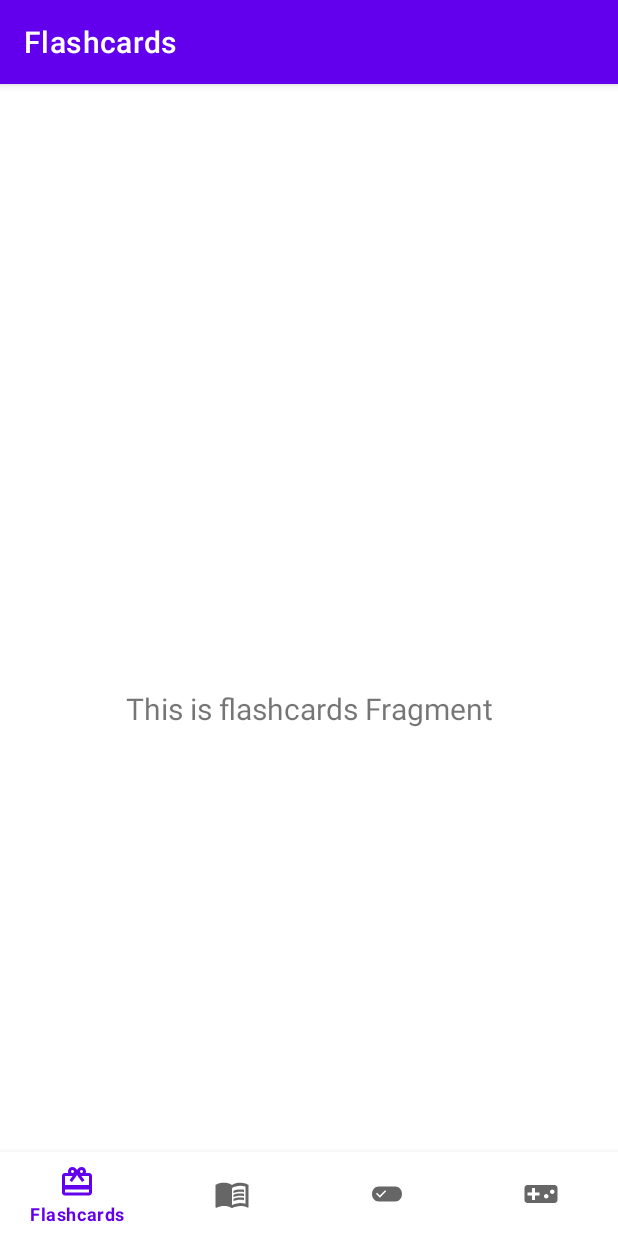
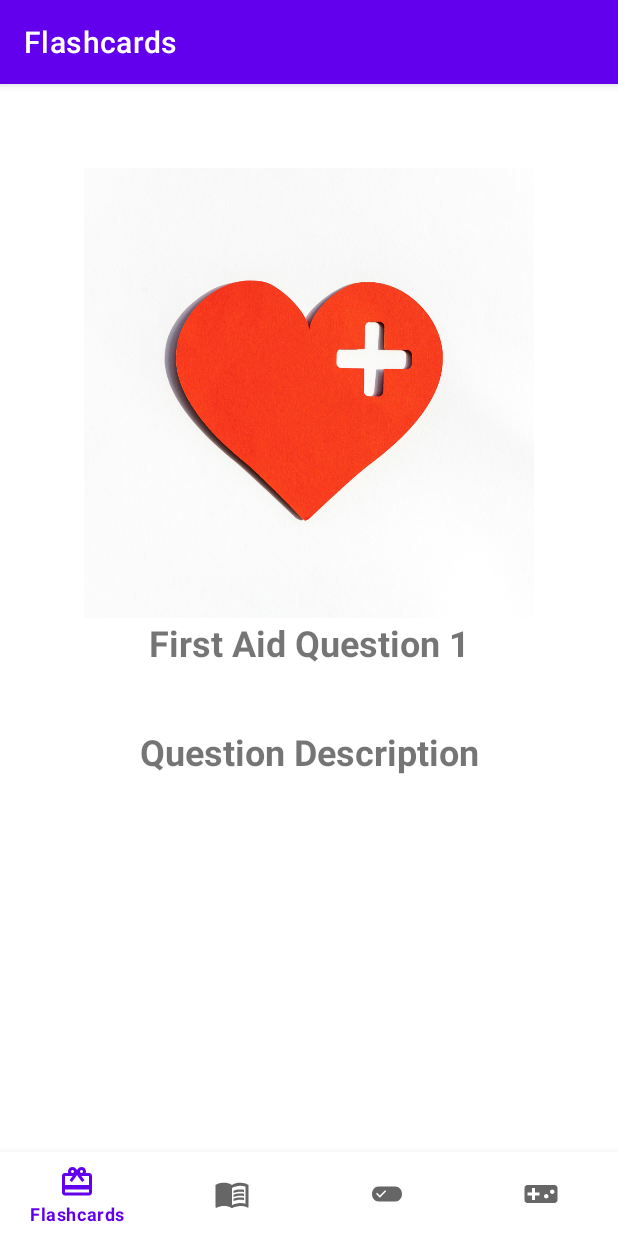
Before and after one commit to gliu7717/firstaid1, an Android app: the screen it shows after launch (MainActivity), on a phone screen of 412 x 824 dp. Run offline under Robolectric (Android 15) with nearby library versions, the phone set to English and light mode, and no system bars; our stand-ins replace navigation-ui.

Commit message:
flashcard

```diff
--- a/app/src/main/java/com/derek/firstaidgame/ui/flashcards/FlashcardsFragment.kt
+++ b/app/src/main/java/com/derek/firstaidgame/ui/flashcards/FlashcardsFragment.kt
@@ -7,11 +7,33 @@ import android.view.ViewGroup
 import android.widget.TextView
 import androidx.fragment.app.Fragment
 import androidx.lifecycle.ViewModelProvider
+import com.derek.firstaidgame.R
 import com.derek.firstaidgame.databinding.FragmentFlashcardsBinding
 
 class FlashcardsFragment : Fragment() {
 
     private var _binding: FragmentFlashcardsBinding? = null
+    lateinit var  flashcardsViewModel:FlashcardsViewModel
+    // lateinit var slideAdapter: SlideAdapter
+    private val slideAdapter = SlideAdapter(
+        listOf(
+            Slide(
+                "First Aid Question 1",
+                "Question Description",
+                R.drawable.logo1
+            ),
+            Slide(
+                "First Aid Question 2",
+                "Question Description",
+                R.drawable.logo2
+            ),
+            Slide(
+                "First Aid Question 3",
+                "Question Description",
+                R.drawable.first_aid_logo
+            )
+        )
+    )
 
     // This property is only valid between onCreateView and
     // onDestroyView.
@@ -22,16 +44,12 @@ class FlashcardsFragment : Fragment() {
         container: ViewGroup?,
         savedInstanceState: Bundle?
     ): View {
-        val homeViewModel =
+        flashcardsViewModel =
             ViewModelProvider(this).get(FlashcardsViewModel::class.java)
+        _binding = FragmentFlashcardsBinding.inflate(inflater, container, false)
 
-        _binding = FragmentFlashcardsBinding.inflate(inflater, container, false)
         val root: View = binding.root
-
-        val textView: TextView = binding.tvFlashCards
-        homeViewModel.text.observe(viewLifecycleOwner) {
-            textView.text = it
-        }
+        binding.viewPager.adapter = slideAdapter
         return root
     }
 
--- /dev/null
+++ b/app/src/main/java/com/derek/firstaidgame/ui/flashcards/Slide.kt
@@ -0,0 +1,7 @@
+package com.derek.firstaidgame.ui.flashcards
+
+data class Slide(
+    val question:String,
+    val answer:String,
+    val backGroundImage:Int
+)
--- /dev/null
+++ b/app/src/main/java/com/derek/firstaidgame/ui/flashcards/SlideAdapter.kt
@@ -0,0 +1,36 @@
+package com.derek.firstaidgame.ui.flashcards
+
+import android.view.LayoutInflater
+import android.view.View
+import android.view.ViewGroup
+import android.widget.ImageView
+import android.widget.TextView
+import androidx.recyclerview.widget.RecyclerView
+import com.derek.firstaidgame.R
+
+class SlideAdapter (private val slides:List<Slide>):
+        RecyclerView.Adapter<SlideViewHolder>()
+{
+    override fun onCreateViewHolder(parent: ViewGroup, viewType: Int): SlideViewHolder {
+        return SlideViewHolder(
+            LayoutInflater.from(parent.context).inflate(R.layout.slide_item_container, parent, false)
+        )
+    }
+    override fun getItemCount(): Int {
+        return slides.size
+    }
+    override fun onBindViewHolder(holder: SlideViewHolder, position: Int) {
+        holder.bind(slides[position])
+    }
+}
+
+class SlideViewHolder(view: View):RecyclerView.ViewHolder(view) {
+    private val tvQuestion = view.findViewById<TextView>(R.id.tvQuestion)
+    private val tvAnswer = view.findViewById<TextView>(R.id.tvAnswer)
+    private val backgroundImage = view.findViewById<ImageView>(R.id.imageSlide)
+    fun bind(slide:Slide){
+        tvQuestion.text = slide.question
+        tvAnswer.text = slide.answer
+        backgroundImage.setImageResource(slide.backGroundImage)
+    }
+}
--- a/app/src/main/java/com/derek/firstaidgame/ui/learn/LearnFragment.kt
+++ b/app/src/main/java/com/derek/firstaidgame/ui/learn/LearnFragment.kt
@@ -79,9 +79,25 @@ class LearnFragment : Fragment() {
         }
 
         binding.btnConfirm.setOnClickListener {
-            confirm()
+            if(binding.btnConfirm.text.toString() == "Next"){
+                showNext()
+                binding.btnConfirm.text = "Confirm"
+            }
+            else {
+                confirm()
+                binding.btnConfirm.text = "Next"
+            }
         }
         return root
+    }
+
+    private fun showNext() {
+        learnViewModel.nextItem()
+        if(currentSelectedItem!=null){
+            currentSelectedItem!!.tvItemNum.text = currentSelectedItem!!.id.toString()
+            currentSelectedItem!!.tvItemNum.background =
+                ResourcesCompat.getDrawable(resources,R.drawable.round_grey_shape,null)
+        }
     }
 
     private fun confirm() {
--- a/app/src/main/java/com/derek/firstaidgame/ui/learn/LearnItem.kt
+++ b/app/src/main/java/com/derek/firstaidgame/ui/learn/LearnItem.kt
@@ -3,6 +3,7 @@ package com.derek.firstaidgame.ui.learn
 import android.widget.TextView
 
 data class LearnItem(
+    var id:Int,
     var tvItem: TextView,
     var tvItemNum: TextView,
     var selected: Boolean,
--- a/app/src/main/java/com/derek/firstaidgame/ui/learn/LearnViewModel.kt
+++ b/app/src/main/java/com/derek/firstaidgame/ui/learn/LearnViewModel.kt
@@ -51,14 +51,14 @@ class LearnViewModel : ViewModel() {
 
     fun initLearnItems(binding: FragmentLearnBinding)
     {
-        initSamples(4)
-        var item1 = LearnItem(binding.tvItem1, binding.tvOne, false, R.drawable.round_light_grey_shape)
+        initSamples(20)
+        var item1 = LearnItem(1, binding.tvItem1, binding.tvOne, false, R.drawable.round_light_grey_shape)
         listItems.add(item1)
-        var item2 = LearnItem(binding.tvItem2, binding.tvTwo, false, R.drawable.round_light_grey_shape)
+        var item2 = LearnItem(2, binding.tvItem2, binding.tvTwo, false, R.drawable.round_light_grey_shape)
         listItems.add(item2)
-        var item3 = LearnItem(binding.tvItem3, binding.tvThree, false, R.drawable.round_light_grey_shape)
+        var item3 = LearnItem(3,binding.tvItem3, binding.tvThree, false, R.drawable.round_light_grey_shape)
         listItems.add(item3)
-        var item4 = LearnItem(binding.tvItem4, binding.tvFour, false, R.drawable.round_light_grey_shape)
+        var item4 = LearnItem(4,binding.tvItem4, binding.tvFour, false, R.drawable.round_light_grey_shape)
         listItems.add(item4)
         //learnItems.postValue(listItems)
         updateCurrentItem()
@@ -78,4 +78,11 @@ class LearnViewModel : ViewModel() {
     {
         return (Dictionary.dict.get(question) == answer)
     }
+
+    fun nextItem() {
+        if( currentItemIndex < samples.size - 1) {
+            currentItemIndex++
+            updateCurrentItem()
+        }
+    }
 }
--- a/app/src/main/res/layout/fragment_flashcards.xml
+++ b/app/src/main/res/layout/fragment_flashcards.xml
@@ -7,16 +7,37 @@
     tools:context=".ui.flashcards.FlashcardsFragment">
 
     <TextView
-        android:id="@+id/tvFlashCards"
-        android:layout_width="match_parent"
+        android:id="@+id/tvSkipInto"
+        android:layout_width="wrap_content"
         android:layout_height="wrap_content"
-        android:layout_marginStart="8dp"
-        android:layout_marginTop="8dp"
-        android:layout_marginEnd="8dp"
+        android:layout_marginBottom="70dp"
         android:textAlignment="center"
-        android:textSize="20sp"
+        android:textSize="14sp"
+        android:text="SKIP INTRO"
+        android:textStyle="bold"
+        android:visibility="invisible"
         app:layout_constraintBottom_toBottomOf="parent"
         app:layout_constraintEnd_toEndOf="parent"
         app:layout_constraintStart_toStartOf="parent"
+        />
+    <LinearLayout
+        android:id="@+id/indicatorsContainer"
+        android:layout_width="match_parent"
+        android:layout_height="wrap_content"
+        app:layout_constraintBottom_toTopOf="@id/tvSkipInto"
+        android:orientation="horizontal"
+        android:gravity="center"
+        android:visibility="invisible"
+        android:layout_marginBottom="12dp"
+        />
+
+    <androidx.viewpager2.widget.ViewPager2
+        android:id="@+id/viewPager"
+        android:layout_width="match_parent"
+        android:layout_height="0dp"
+        android:overScrollMode="never"
+        app:layout_constraintBottom_toTopOf="@+id/indicatorsContainer"
         app:layout_constraintTop_toTopOf="parent" />
+
+
 </androidx.constraintlayout.widget.ConstraintLayout>
--- a/app/src/main/res/layout/fragment_learn.xml
+++ b/app/src/main/res/layout/fragment_learn.xml
@@ -36,7 +36,7 @@
     <LinearLayout
         android:id="@+id/layout_question"
         android:layout_width="match_parent"
-        android:layout_height="180dp"
+        android:layout_height="120dp"
         android:layout_marginTop="20dp"
         android:orientation="vertical">
         <TextView
@@ -93,7 +93,7 @@
                 android:layout_height="wrap_content"
                 android:layout_weight="1"
                 android:layout_marginLeft="10dp"
-                android:textSize="24sp"
+                android:textSize="20sp"
                 android:layout_marginEnd="20dp"
                 android:textStyle="bold"
                 android:textColor="@color/black"
@@ -124,7 +124,7 @@
                 android:layout_height="wrap_content"
                 android:layout_weight="1"
                 android:layout_marginLeft="10dp"
-                android:textSize="24sp"
+                android:textSize="20sp"
                 android:layout_marginEnd="20dp"
                 android:textStyle="bold"
                 android:textColor="@color/black"
@@ -155,7 +155,7 @@
                 android:layout_height="wrap_content"
                 android:layout_weight="1"
                 android:layout_marginLeft="10dp"
-                android:textSize="24sp"
+                android:textSize="20sp"
                 android:layout_marginEnd="20dp"
                 android:textStyle="bold"
                 android:textColor="@color/black"
@@ -186,7 +186,7 @@
                 android:layout_height="wrap_content"
                 android:layout_weight="1"
                 android:layout_marginLeft="10dp"
-                android:textSize="24sp"
+                android:textSize="20sp"
                 android:layout_marginEnd="20dp"
                 android:textStyle="bold"
                 android:textColor="@color/black"
--- /dev/null
+++ b/app/src/main/res/layout/slide_item_container.xml
@@ -0,0 +1,34 @@
+<?xml version="1.0" encoding="utf-8"?>
+<LinearLayout xmlns:android="http://schemas.android.com/apk/res/android"
+    android:orientation="vertical"
+    android:layout_width="match_parent"
+    android:layout_height="match_parent">
+
+
+    <ImageView
+        android:id="@+id/imageSlide"
+        android:layout_width="match_parent"
+        android:layout_height="300dp"
+        android:contentDescription="@string/app_name" />
+
+    <TextView
+        android:id="@+id/tvQuestion"
+        android:layout_width="match_parent"
+        android:layout_height="wrap_content"
+        android:text="Question Text"
+        android:textSize="24dp"
+        android:textStyle="bold"
+        android:gravity="center" />
+
+    <TextView
+        android:id="@+id/tvAnswer"
+        android:layout_width="match_parent"
+        android:layout_height="wrap_content"
+        android:layout_marginTop="40dp"
+        android:text="Answer Text"
+        android:textSize="24dp"
+        android:textStyle="bold"
+        android:gravity="center" />
+
+
+</LinearLayout>
```
Also changed, not shown: app/src/main/res/drawable/first_aid_logo.png (added), app/src/main/res/drawable/logo1.jpg (added), app/src/main/res/drawable/logo2.jpg (added).
